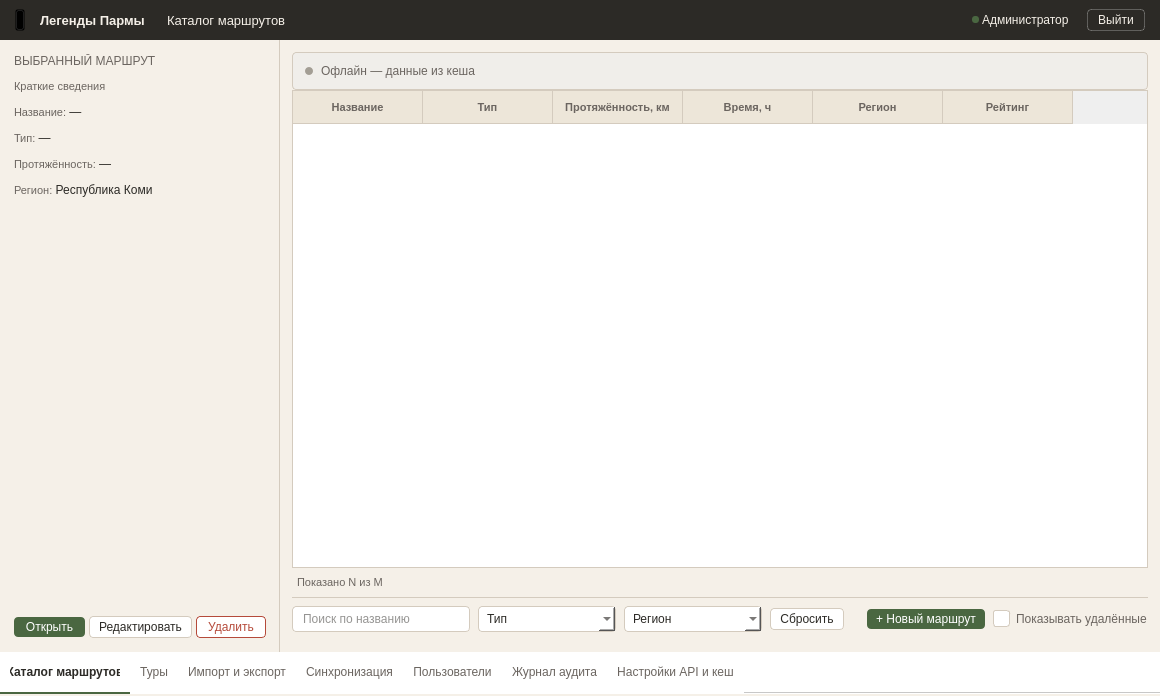
Old version of the form ui/windows/route_directory_window.ui in the repository nikolas-po/legends_parma.
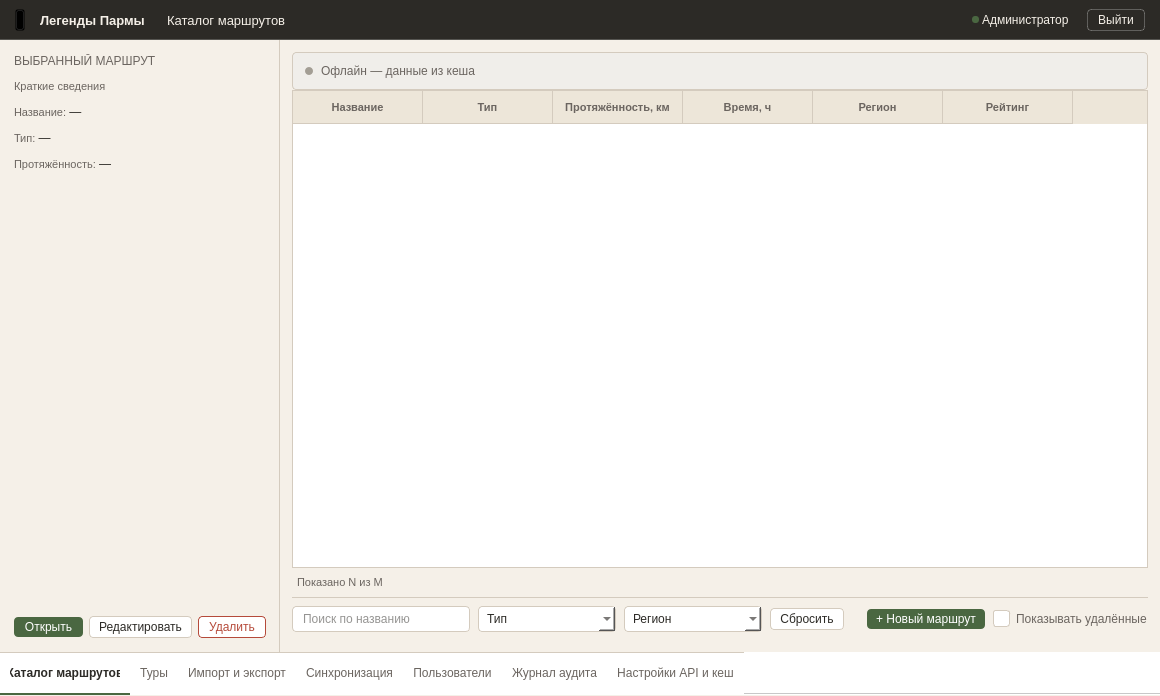
New version of the form. Icons and pictures are not drawn.

Patch:
```diff
--- a/ui/windows/route_directory_window.ui
+++ b/ui/windows/route_directory_window.ui
@@ -14,266 +14,84 @@
    <string>RouteCatalogWindow</string>
   </property>
   <property name="styleSheet">
-   <string notr="true">#centralwidget {
-    background-color: #F5F0E8;
-}
-
-#headerFrame {
-    background-color: #2C2A26;
-    border-bottom: 1px solid rgba(255,255,255,0.2);
-}
-#headerFrame QLabel {
-    color: #F5F0E8;
-    border: none;
-}
-#logout_btn {
-    background-color: transparent;
-    color: #F5F0E8;
-    border: 1px solid rgba(255, 255, 255, 0.25);
-    padding: 3px 10px;
-    font-size: 12px;
-    border-radius: 4px;
-}
-#logout_btn:hover {
-    background-color: rgba(255, 255, 255, 0.08);
-    border: 1px solid rgba(255, 255, 255, 0.4);
-}
-#logout_btn:pressed {
-    background-color: rgba(255, 255, 255, 0.12);
-    border: 1px solid rgba(255, 255, 255, 0.5);
-}
-
-#leftPanel {
-    background-color: #F5F0E8;
-    border-right: 1px solid #D4CBBE;
-}
+   <string notr="true">#centralwidget { background-color: #F5F0E8; }
+#headerFrame { background-color: #2C2A26; border-bottom: 1px solid rgba(255,255,255,0.2); }
+#headerFrame QLabel { color: #F5F0E8; border: none; }
+#logout_btn { background-color: transparent; color: #F5F0E8; border: 1px solid rgba(255, 255, 255, 0.25); padding: 3px 10px; font-size: 12px; border-radius: 4px; }
+#logout_btn:hover { background-color: rgba(255, 255, 255, 0.08); border: 1px solid rgba(255, 255, 255, 0.4); }
+#logout_btn:pressed { background-color: rgba(255, 255, 255, 0.12); border: 1px solid rgba(255, 255, 255, 0.5); }
+#leftPanel { background-color: #F5F0E8; border-right: 1px solid #D4CBBE; }
 #lbl_title { font-size: 12px; color: #6B6560; }
 #lbl_desc { font-size: 11px; color: #6B6560; }
-
-#btn_open {
-    background-color: #4A6741;
-    color: #FFFFFF;
-    border: none;
-    padding: 3px 9px;
-    font-size: 12px;
-    border-radius: 4px;
-}
+#btn_open { background-color: #4A6741; color: #FFFFFF; border: none; padding: 3px 9px; font-size: 12px; border-radius: 4px; }
 #btn_open:hover { background-color: #3D5636; }
 #btn_open:pressed { background-color: #334A2E; }
 #btn_open:disabled { background-color: #A8B5A0; }
-
-#btn_edit {
-    background-color: #FFFFFF;
-    color: #2C2A26;
-    border: 1px solid #D4CBBE;
-    padding: 3px 9px;
-    font-size: 12px;
-    border-radius: 4px;
-}
+#btn_edit { background-color: #FFFFFF; color: #2C2A26; border: 1px solid #D4CBBE; padding: 3px 9px; font-size: 12px; border-radius: 4px; }
 #btn_edit:hover { background-color: #F5F0E8; border: 1px solid #4A6741; }
 #btn_edit:pressed { background-color: #EDE6D9; border: 1px solid #3D5636; }
 #btn_edit:disabled { background-color: #FFFFFF; color: #A39E94; border: 1px solid #E5DFD4; }
-
-#btn_delete {
-    background-color: #FFFFFF;
-    color: #B54A3A;
-    border: 1px solid #B54A3A;
-    padding: 3px 9px;
-    font-size: 12px;
-    border-radius: 4px;
-}
+#btn_delete { background-color: #FFFFFF; color: #B54A3A; border: 1px solid #B54A3A; padding: 3px 9px; font-size: 12px; border-radius: 4px; }
 #btn_delete:hover { background-color: #F5E8E6; color: #B54A3A; border: 1px solid #B54A3A; }
 #btn_delete:pressed { background-color: #EBD5D1; color: #9A3E30; border: 1px solid #9A3E30; }
 #btn_delete:disabled { background-color: #FFFFFF; color: #D4A39C; border: 1px solid #E5C4BF; }
-
 QRadioButton { spacing: 6px; font-size: 12px; color: #6B6560; }
 QRadioButton::indicator { width: 15px; height: 15px; }
 QRadioButton::indicator:unchecked { border: 1px solid #D4CBBE; border-radius: 8px; background-color: #FFFFFF; }
 QRadioButton::indicator:checked { border: 4px solid #4A6741; border-radius: 8px; background-color: #FFFFFF; }
-
 #rightPanel { background-color: #F5F0E8; }
-
-#offlineBanner {
-    background-color: #F0EEEA;
-    border: 1px solid #D4CBBE;
-    border-radius: 4px;
-}
-#offlineBanner QLabel {
-    font-size: 12px;
-    color: #6B6560;
-}
-#offlineDot {
-    background-color: #A39E94;
-    border-radius: 4px;
-    min-width: 8px;
-    max-width: 8px;
-    min-height: 8px;
-    max-height: 8px;
-}
-
-#filterPanel {
-    background-color: #F5F0E8;
-    border-top: 1px solid #D4CBBE;
-}
-#filterPanel QLineEdit {
-    padding: 4px 8px;
-    font-size: 12px;
-    border-radius: 4px;
-    border: 1px solid #D4CBBE;
-    background-color: #FFFFFF;
-    color: #2C2A26;
-}
+#offlineBanner { background-color: #F0EEEA; border: 1px solid #D4CBBE; border-radius: 4px; }
+#offlineBanner QLabel { font-size: 12px; color: #6B6560; }
+#offlineDot { background-color: #A39E94; border-radius: 4px; min-width: 8px; max-width: 8px; min-height: 8px; max-height: 8px; }
+#filterPanel { background-color: #F5F0E8; border-top: 1px solid #D4CBBE; }
+#filterPanel QLineEdit { padding: 4px 8px; font-size: 12px; border-radius: 4px; border: 1px solid #D4CBBE; background-color: #FFFFFF; color: #2C2A26; }
 #filterPanel QLineEdit:hover { border: 1px solid #B8AE9E; }
 #filterPanel QLineEdit:focus { border: 1px solid #4A6741; }
 #filterPanel QLineEdit[error="true"] { border: 1px solid #B54A3A; }
 #filterPanel QLineEdit:disabled { border: 1px dashed #D4CBBE; color: #A39E94; background-color: #F5F0E8; }
 #filterPanel QLineEdit#searchInput { min-width: 160px; max-width: 240px; }
-
-#filterPanel QComboBox {
-    padding: 4px 8px;
-    font-size: 12px;
-    border-radius: 4px;
-    border: 1px solid #D4CBBE;
-    background-color: #FFFFFF;
-    color: #2C2A26;
-    min-width: 120px;
-}
+#filterPanel QComboBox { padding: 4px 8px; font-size: 12px; border-radius: 4px; border: 1px solid #D4CBBE; background-color: #FFFFFF; color: #2C2A26; min-width: 120px; }
 #filterPanel QComboBox:hover { border: 1px solid #B8AE9E; }
 #filterPanel QComboBox:on { border: 1px solid #4A6741; }
 #filterPanel QComboBox:disabled { border: 1px dashed #D4CBBE; color: #A39E94; background-color: #F5F0E8; }
-#filterPanel QComboBox QAbstractItemView {
-    background-color: #FFFFFF;
-    border: 1px solid #D4CBBE;
-    selection-background-color: #E8EDE4;
-    selection-color: #2C2A26;
-}
+#filterPanel QComboBox QAbstractItemView { background-color: #FFFFFF; border: 1px solid #D4CBBE; selection-background-color: #E8EDE4; selection-color: #2C2A26; }
 #filterPanel QComboBox QAbstractItemView::item:hover { background-color: #EDE6D9; }
-
-#btn_add_route {
-    background-color: #4A6741;
-    color: #FFFFFF;
-    border: none;
-    padding: 3px 9px;
-    font-size: 12px;
-    border-radius: 4px;
-}
+#btn_add_route { background-color: #4A6741; color: #FFFFFF; border: none; padding: 3px 9px; font-size: 12px; border-radius: 4px; }
 #btn_add_route:hover { background-color: #3D5636; }
 #btn_add_route:pressed { background-color: #334A2E; }
 #btn_add_route:disabled { background-color: #A8B5A0; }
 #btn_add_route:focus { border: 1px dashed #4A6741; }
-
-#btn_reset {
-    background-color: #FFFFFF;
-    color: #2C2A26;
-    border: 1px solid #D4CBBE;
-    padding: 3px 9px;
-    font-size: 12px;
-    border-radius: 4px;
-}
+#btn_reset { background-color: #FFFFFF; color: #2C2A26; border: 1px solid #D4CBBE; padding: 3px 9px; font-size: 12px; border-radius: 4px; }
 #btn_reset:hover { background-color: #F5F0E8; border: 1px solid #4A6741; }
 #btn_reset:pressed { background-color: #EDE6D9; border: 1px solid #3D5636; }
 #btn_reset:disabled { background-color: #FFFFFF; color: #A39E94; border: 1px solid #E5DFD4; }
 #btn_reset:focus { border: 1px dashed #4A6741; }
-
-#chk_deleted {
-    spacing: 6px;
-    font-size: 12px;
-    color: #6B6560;
-}
-#chk_deleted::indicator {
-    width: 15px;
-    height: 15px;
-    border-radius: 3px;
-    border: 1px solid #D4CBBE;
-    background-color: #FFFFFF;
-}
+#chk_deleted { spacing: 6px; font-size: 12px; color: #6B6560; }
+#chk_deleted::indicator { width: 15px; height: 15px; border-radius: 3px; border: 1px solid #D4CBBE; background-color: #FFFFFF; }
 #chk_deleted::indicator:hover { border: 1px solid #B8AE9E; }
 #chk_deleted::indicator:checked { background-color: #4A6741; border: 1px solid #4A6741; }
 #chk_deleted::indicator:pressed { background-color: #334A2E; border: 1px solid #334A2E; }
 #chk_deleted::indicator:disabled { background-color: #E5DFD4; border: 1px solid #E5DFD4; }
 #chk_deleted:disabled { color: #A39E94; }
-
-#tableWidget {
-    background-color: #FFFFFF;
-    alternate-background-color: #FAF8F3;
-    border: 1px solid #D4CBBE;
-    outline: none;
-}
-QHeaderView::section {
-    font-size: 11px;
-    font-weight: 600;
-    color: #6B6560;
-    background-color: #EDE6D9;
-    padding: 7px 10px;
-    border: none;
-    border-bottom: 1px solid #D4CBBE;
-    border-right: 1px solid #D4CBBE;
-}
-QTableWidget::item {
-    font-size: 12px;
-    color: #2C2A26;
-    padding: 7px 10px;
-    border-bottom: 1px solid #D4CBBE;
-}
+#tableWidget { background-color: #FFFFFF; alternate-background-color: #FAF8F3; border: 1px solid #D4CBBE; outline: none; }
+QHeaderView { background-color: #EDE6D9; }
+QHeaderView::section { font-size: 11px; font-weight: 600; color: #6B6560; background-color: #EDE6D9; padding: 7px 10px; border: none; border-bottom: 1px solid #D4CBBE; border-right: 1px solid #D4CBBE; }
+QHeaderView::section:vertical { background-color: #EDE6D9; color: #6B6560; border: none; padding: 4px 6px; }
+QTableWidget::item { font-size: 12px; color: #2C2A26; padding: 7px 10px; border-bottom: 1px solid #D4CBBE; }
 QTableWidget::item:hover { background-color: #EDE6D9; }
 QTableWidget::item:selected { background-color: #E8EDE4; color: #2C2A26; }
 #footerLabel { font-size: 11px; color: #6B6560; }
-
-#lblLoadingTitle {
-    font-size: 14px;
-    color: #6B6560;
-}
-#lblLoadingSub {
-    font-size: 12px;
-    color: #A39E94;
-}
-#lblEmptyTitle {
-    font-size: 14px;
-    color: #6B6560;
-}
-#lblEmptySub {
-    font-size: 12px;
-    color: #A39E94;
-}
-#errorFrame {
-    background-color: #FFFFFF;
-    border: 1px solid #B54A3A;
-    border-radius: 4px;
-}
-#errorFrame QLabel {
-    font-size: 14px;
-    color: #B54A3A;
-}
-#btnRetry {
-    background-color: #FFFFFF;
-    color: #2C2A26;
-    border: 1px solid #D4CBBE;
-    border-radius: 4px;
-    padding: 6px 16px;
-    font-size: 12px;
-}
-#btnRetry:hover {
-    border: 1px solid #4A6741;
-    background-color: #F5F0E8;
-}
-
+#lblLoadingTitle { font-size: 14px; color: #6B6560; }
+#lblLoadingSub { font-size: 12px; color: #A39E94; }
+#lblEmptyTitle { font-size: 14px; color: #6B6560; }
+#lblEmptySub { font-size: 12px; color: #A39E94; }
+#errorFrame { background-color: #FFFFFF; border: 1px solid #B54A3A; border-radius: 4px; }
+#errorFrame QLabel { font-size: 14px; color: #B54A3A; }
+#btnRetry { background-color: #FFFFFF; color: #2C2A26; border: 1px solid #D4CBBE; border-radius: 4px; padding: 6px 16px; font-size: 12px; }
+#btnRetry:hover { border: 1px solid #4A6741; background-color: #F5F0E8; }
 QTabWidget::panel { border: none; background-color: #FFFFFF; }
-QTabBar { 
-    background-color: #FFFFFF; 
-    border: none; 
-    qproperty-expanding: true; qproperty-drawBase: 0; }
-QTabBar::tab { 
-    height: 40px; 
-    background-color: #FFFFFF; 
-    color: #6B6560; 
-    font-size: 12px; 
-    font-weight: normal; 
-    padding: 0px 10px; 
-    border: none; 
-    border-bottom: 2px solid transparent; 
-    border-top: 1px solid #D4CBBE;
-    text-align: center; 
-}
+QTabBar { background-color: #FFFFFF; border: none; qproperty-expanding: true; qproperty-drawBase: 0; }
+QTabBar::tab { height: 40px; background-color: #FFFFFF; color: #6B6560; font-size: 12px; font-weight: normal; padding: 0px 10px; border: none; border-bottom: 2px solid transparent; border-top: 1px solid #D4CBBE; text-align: center; }
 QTabBar::tab:hover { color: #2C2A26; }
 QTabBar::tab:selected { color: #2C2A26; font-weight: 600; border-bottom: 2px solid #4A6741; }</string>
   </property>
@@ -296,38 +114,8 @@
     </property>
     <item>
      <widget class="QFrame" name="headerFrame">
-      <property name="minimumSize">
-       <size>
-        <width>0</width>
-        <height>40</height>
-       </size>
-      </property>
-      <property name="maximumSize">
-       <size>
-        <width>16777215</width>
-        <height>40</height>
-       </size>
-      </property>
-      <property name="styleSheet">
-       <string notr="true">#headerFrame { background-color: #2C2A26; border: none; }
-#headerFrame QLabel { color: #F5F0E8; }
-#logout_btn {
-    background-color: transparent;
-    color: #F5F0E8;
-    border: 1px solid rgba(255, 255, 255, 0.25);
-    padding: 3px 10px;
-    font-size: 12px;
-    border-radius: 4px;
-}
-#logout_btn:hover {
-    background-color: rgba(255, 255, 255, 0.08);
-    border: 1px solid rgba(255, 255, 255, 0.4);
-}
-#logout_btn:pressed {
-    background-color: rgba(255, 255, 255, 0.12);
-    border: 1px solid rgba(255, 255, 255, 0.5);
-}</string>
-      </property>
+      <property name="minimumSize"><size><width>0</width><height>40</height></size></property>
+      <property name="maximumSize"><size><width>16777215</width><height>40</height></size></property>
       <layout class="QHBoxLayout" name="horizontalLayout">
        <property name="spacing">
         <number>0</number>
@@ -477,64 +265,8 @@
        </property>
        <item>
         <widget class="QFrame" name="leftPanel">
-         <property name="minimumSize">
-          <size>
-           <width>280</width>
-           <height>260</height>
-          </size>
-         </property>
-         <property name="maximumSize">
-          <size>
-           <width>280</width>
-           <height>16777215</height>
-          </size>
-         </property>
-         <property name="styleSheet">
-          <string notr="true">#leftPanel { background-color: #F5F0E8; border-right: 1px solid #D4CBBE; }
-#lbl_title { font-size: 12px; color: #6B6560; }
-#lbl_desc { font-size: 11px; color: #6B6560; }
-
-#btn_open {
-    background-color: #4A6741;
-    color: #FFFFFF;
-    border: none;
-    padding: 3px 9px;
-    font-size: 12px;
-    border-radius: 4px;
-}
-#btn_open:hover { background-color: #3D5636; }
-#btn_open:pressed { background-color: #334A2E; }
-#btn_open:disabled { background-color: #A8B5A0; }
-
-#btn_edit {
-    background-color: #FFFFFF;
-    color: #2C2A26;
-    border: 1px solid #D4CBBE;
-    padding: 3px 9px;
-    font-size: 12px;
-    border-radius: 4px;
-}
-#btn_edit:hover { background-color: #F5F0E8; border: 1px solid #4A6741; }
-#btn_edit:pressed { background-color: #EDE6D9; border: 1px solid #3D5636; }
-#btn_edit:disabled { background-color: #FFFFFF; color: #A39E94; border: 1px solid #E5DFD4; }
-
-#btn_delete {
-    background-color: #FFFFFF;
-    color: #B54A3A;
-    border: 1px solid #B54A3A;
-    padding: 3px 9px;
-    font-size: 12px;
-    border-radius: 4px;
-}
-#btn_delete:hover { background-color: #F5E8E6; color: #B54A3A; border: 1px solid #B54A3A; }
-#btn_delete:pressed { background-color: #EBD5D1; color: #9A3E30; border: 1px solid #9A3E30; }
-#btn_delete:disabled { background-color: #FFFFFF; color: #D4A39C; border: 1px solid #E5C4BF; }
-
-QRadioButton { spacing: 6px; font-size: 12px; color: #6B6560; }
-QRadioButton::indicator { width: 15px; height: 15px; }
-QRadioButton::indicator:unchecked { border: 1px solid #D4CBBE; border-radius: 8px; background-color: #FFFFFF; }
-QRadioButton::indicator:checked { border: 4px solid #4A6741; border-radius: 8px; background-color: #FFFFFF; }</string>
-         </property>
+         <property name="minimumSize"><size><width>280</width><height>260</height></size></property>
+         <property name="maximumSize"><size><width>280</width><height>16777215</height></size></property>
          <layout class="QVBoxLayout" name="verticalLayout_2">
           <property name="spacing">
            <number>12</number>
@@ -587,222 +319,40 @@
            </widget>
           </item>
           <item>
-           <widget class="QLabel" name="lbl_region">
-            <property name="text">
-             <string>&lt;html&gt;&lt;head/&gt;&lt;body&gt;&lt;p&gt;&lt;span style=&quot; font-size:11px; color:#6B6560;&quot;&gt;Регион:&lt;/span&gt; &lt;span style=&quot; font-size:12px; color:#2C2A26;&quot;&gt;Республика Коми&lt;/span&gt;&lt;/p&gt;&lt;/body&gt;&lt;/html&gt;</string>
-            </property>
-           </widget>
-          </item>
-          <item>
-           <spacer name="verticalSpacer_2">
-            <property name="orientation">
-             <enum>Qt::Orientation::Vertical</enum>
-            </property>
-            <property name="sizeHint" stdset="0">
-             <size>
-              <width>20</width>
-              <height>40</height>
-             </size>
-            </property>
+           <spacer name="leftSpacer">
+            <property name="orientation"><enum>Qt::Orientation::Vertical</enum></property>
+            <property name="sizeHint" stdset="0"><size><width>20</width><height>40</height></size></property>
            </spacer>
           </item>
           <item>
-           <widget class="QFrame" name="buttonsContainer">
-            <property name="frameShape">
-             <enum>QFrame::Shape::NoFrame</enum>
-            </property>
-            <layout class="QHBoxLayout" name="horizontalLayout_2">
-             <property name="spacing">
-              <number>4</number>
-             </property>
-             <property name="leftMargin">
-              <number>0</number>
-             </property>
-             <property name="topMargin">
-              <number>0</number>
-             </property>
-             <property name="rightMargin">
-              <number>0</number>
-             </property>
-             <property name="bottomMargin">
-              <number>0</number>
-             </property>
-             <item>
-              <widget class="QPushButton" name="btn_open">
-               <property name="sizePolicy">
-                <sizepolicy hsizetype="Preferred" vsizetype="Fixed">
-                 <horstretch>0</horstretch>
-                 <verstretch>0</verstretch>
-                </sizepolicy>
-               </property>
-               <property name="text">
-                <string>Открыть</string>
-               </property>
-              </widget>
-             </item>
-             <item>
-              <widget class="QPushButton" name="btn_edit">
-               <property name="sizePolicy">
-                <sizepolicy hsizetype="Preferred" vsizetype="Fixed">
-                 <horstretch>0</horstretch>
-                 <verstretch>0</verstretch>
-                </sizepolicy>
-               </property>
-               <property name="text">
-                <string>Редактировать</string>
-               </property>
-              </widget>
-             </item>
-             <item>
-              <widget class="QPushButton" name="btn_delete">
-               <property name="sizePolicy">
-                <sizepolicy hsizetype="Preferred" vsizetype="Fixed">
-                 <horstretch>0</horstretch>
-                 <verstretch>0</verstretch>
-                </sizepolicy>
-               </property>
-               <property name="text">
-                <string>Удалить</string>
-               </property>
-              </widget>
-             </item>
-            </layout>
-           </widget>
+           <layout class="QHBoxLayout" name="leftButtonsLayout">
+            <property name="spacing"><number>6</number></property>
+            <item>
+             <widget class="QPushButton" name="btn_open">
+              <property name="cursor"><cursorShape>PointingHandCursor</cursorShape></property>
+              <property name="text"><string>Открыть</string></property>
+             </widget>
+            </item>
+            <item>
+             <widget class="QPushButton" name="btn_edit">
+              <property name="cursor"><cursorShape>PointingHandCursor</cursorShape></property>
+              <property name="text"><string>Редактировать</string></property>
+             </widget>
+            </item>
+            <item>
+             <widget class="QPushButton" name="btn_delete">
+              <property name="cursor"><cursorShape>PointingHandCursor</cursorShape></property>
+              <property name="text"><string>Удалить</string></property>
+             </widget>
+            </item>
+           </layout>
           </item>
          </layout>
         </widget>
        </item>
        <item>
         <widget class="QFrame" name="rightPanel">
-         <property name="styleSheet">
-          <string notr="true">#rightPanel { background-color: #F5F0E8; }
-#filterPanel {
-    background-color: #F5F0E8;
-    border-top: 1px solid #D4CBBE;
-}
-
-#filterPanel QLineEdit {
-    padding: 4px 8px;
-    font-size: 12px;
-    border-radius: 4px;
-    border: 1px solid #D4CBBE;
-    background-color: #FFFFFF;
-    color: #2C2A26;
-}
-#filterPanel QLineEdit:hover { border: 1px solid #B8AE9E; }
-#filterPanel QLineEdit:focus { border: 1px solid #4A6741; }
-#filterPanel QLineEdit[error="true"] { border: 1px solid #B54A3A; }
-#filterPanel QLineEdit:disabled { border: 1px dashed #D4CBBE; color: #A39E94; background-color: #F5F0E8; }
-#filterPanel QLineEdit#searchInput { min-width: 160px; max-width: 240px; }
-
-#filterPanel QComboBox {
-    padding: 4px 8px;
-    font-size: 12px;
-    border-radius: 4px;
-    border: 1px solid #D4CBBE;
-    background-color: #FFFFFF;
-    color: #2C2A26;
-    min-width: 120px;
-}
-#filterPanel QComboBox:hover { border: 1px solid #B8AE9E; }
-#filterPanel QComboBox:on { border: 1px solid #4A6741; }
-#filterPanel QComboBox:disabled { border: 1px dashed #D4CBBE; color: #A39E94; background-color: #F5F0E8; }
-#filterPanel QComboBox QAbstractItemView {
-    background-color: #FFFFFF;
-    border: 1px solid #D4CBBE;
-    selection-background-color: #E8EDE4;
-    selection-color: #2C2A26;
-}
-#filterPanel QComboBox QAbstractItemView::item:hover {
-    background-color: #EDE6D9;
-}
-
-#btn_add_route {
-    background-color: #4A6741;
-    color: #FFFFFF;
-    border: none;
-    padding: 3px 9px;
-    font-size: 12px;
-    border-radius: 4px;
-}
-#btn_add_route:hover { background-color: #3D5636; }
-#btn_add_route:pressed { background-color: #334A2E; }
-#btn_add_route:disabled { background-color: #A8B5A0; }
-#btn_add_route:focus { border: 1px dashed #4A6741; }
-
-#btn_reset {
-    background-color: #FFFFFF;
-    color: #2C2A26;
-    border: 1px solid #D4CBBE;
-    padding: 3px 9px;
-    font-size: 12px;
-    border-radius: 4px;
-}
-#btn_reset:hover { background-color: #F5F0E8; border: 1px solid #4A6741; }
-#btn_reset:pressed { background-color: #EDE6D9; border: 1px solid #3D5636; }
-#btn_reset:disabled { background-color: #FFFFFF; color: #A39E94; border: 1px solid #E5DFD4; }
-#btn_reset:focus { border: 1px dashed #4A6741; }
-
-#chk_deleted {
-    spacing: 6px;
-    font-size: 12px;
-    color: #6B6560;
-}
-#chk_deleted::indicator {
-    width: 15px;
-    height: 15px;
-    border-radius: 3px;
-    border: 1px solid #D4CBBE;
-    background-color: #FFFFFF;
-}
-#chk_deleted::indicator:hover { border: 1px solid #B8AE9E; }
-#chk_deleted::indicator:checked { background-color: #4A6741; border: 1px solid #4A6741; }
-#chk_deleted::indicator:pressed { background-color: #334A2E; border: 1px solid #334A2E; }
-#chk_deleted::indicator:disabled { background-color: #E5DFD4; border: 1px solid #E5DFD4; }
-#chk_deleted:disabled { color: #A39E94; }
-
-#tableWidget {
-    background-color: #FFFFFF;
-    alternate-background-color: #FAF8F3;
-    border: 1px solid #D4CBBE;
-    outline: none;
-}
-QHeaderView::section {
-    font-size: 11px;
-    font-weight: 600;
-    color: #6B6560;
-    background-color: #EDE6D9;
-    padding: 7px 10px;
-    border: none;
-    border-bottom: 1px solid #D4CBBE;
-    border-right: 1px solid #D4CBBE;
-}
-QTableWidget::item {
-    font-size: 12px;
-    color: #2C2A26;
-    padding: 7px 10px;
-    border-bottom: 1px solid #D4CBBE;
-}
-QTableWidget::item:hover { background-color: #EDE6D9; }
-QTableWidget::item:selected { background-color: #E8EDE4; color: #2C2A26; }
-#footerLabel { font-size: 11px; color: #6B6560; }
-
-#lblLoadingTitle { font-size: 14px; color: #6B6560; }
-#lblLoadingSub { font-size: 12px; color: #A39E94; }
-#lblEmptyTitle { font-size: 14px; color: #6B6560; }
-#lblEmptySub { font-size: 12px; color: #A39E94; }
-#errorFrame { background-color: #FFFFFF; border: 1px solid #B54A3A; border-radius: 4px; }
-#errorFrame QLabel { font-size: 14px; color: #B54A3A; }
-#btnRetry { background-color: #FFFFFF; color: #2C2A26; border: 1px solid #D4CBBE; border-radius: 4px; padding: 6px 16px; font-size: 12px; }
-#btnRetry:hover { border: 1px solid #4A6741; background-color: #F5F0E8; }
-
-#offlineBanner { background-color: #F0EEEA; border: 1px solid #D4CBBE; border-radius: 4px; }
-#offlineBanner QLabel { font-size: 12px; color: #6B6560; }
-#offlineDot { background-color: #A39E94; border-radius: 4px; min-width: 8px; max-width: 8px; min-height: 8px; max-height: 8px; }</string>
-         </property>
-         <property name="frameShape">
-          <enum>QFrame::Shape::NoFrame</enum>
-         </property>
+         <property name="frameShape"><enum>QFrame::Shape::NoFrame</enum></property>
          <layout class="QVBoxLayout" name="verticalLayout_right">
           <property name="spacing">
            <number>0</number>
@@ -1102,47 +652,12 @@
         <verstretch>0</verstretch>
        </sizepolicy>
       </property>
-      <property name="minimumSize">
-       <size>
-        <width>0</width>
-        <height>44</height>
-       </size>
-      </property>
-      <property name="maximumSize">
-       <size>
-        <width>16777215</width>
-        <height>44</height>
-       </size>
-      </property>
-      <property name="styleSheet">
-       <string notr="true">QTabWidget::panel { border: none; background-color: #FFFFFF; }
-QTabBar { background-color: #FFFFFF; border: none; qproperty-drawBase: 0; qproperty-expanding: true; }
-QTabBar::tab { 
-    height: 40px; 
-    background-color: #FFFFFF; 
-    color: #6B6560; 
-    font-size: 12px; 
-    font-weight: normal; 
-    padding: 0px 10px; 
-    border: none; 
-    border-bottom: 2px solid transparent; 
-    text-align: center; 
-}
-QTabBar::tab:hover { color: #2C2A26; }
-QTabBar::tab:selected { color: #2C2A26; font-weight: 600; border-bottom: 2px solid #4A6741; }</string>
-      </property>
-      <property name="tabPosition">
-       <enum>QTabWidget::TabPosition::North</enum>
-      </property>
-      <property name="currentIndex">
-       <number>0</number>
-      </property>
-      <property name="usesScrollButtons">
-       <bool>false</bool>
-      </property>
-      <property name="tabsClosable">
-       <bool>false</bool>
-      </property>
+      <property name="minimumSize"><size><width>0</width><height>44</height></size></property>
+      <property name="maximumSize"><size><width>16777215</width><height>44</height></size></property>
+      <property name="tabPosition"><enum>QTabWidget::TabPosition::North</enum></property>
+      <property name="currentIndex"><number>0</number></property>
+      <property name="usesScrollButtons"><bool>false</bool></property>
+      <property name="tabsClosable"><bool>false</bool></property>
       <property name="documentMode"><bool>true</bool></property>
       <widget class="QWidget" name="tab_1">
        <attribute name="title">
```
Left out of the diff: 357 changed lines with no effect on the pictures.
